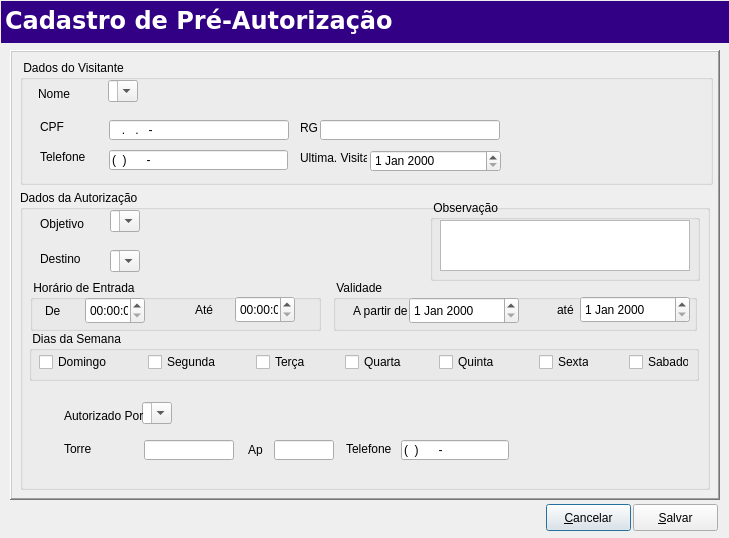
The window that Projects/Blink/Plugins/visit/editpreaut.ui (MarcoBueno1/qrad) describes before a commit, drawn with Qt 5.
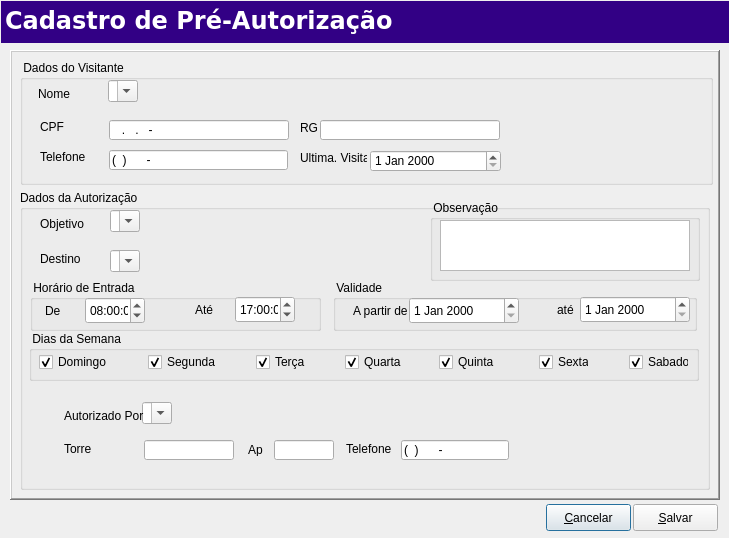
The same window after the commit. Icons and pictures are not drawn. Custom widgets are drawn as their Qt base class.

Diff of the .ui file:
```diff
--- a/Projects/Blink/Plugins/visit/editpreaut.ui
+++ b/Projects/Blink/Plugins/visit/editpreaut.ui
@@ -282,6 +282,13 @@
         <height>27</height>
        </rect>
       </property>
+      <property name="time">
+       <time>
+        <hour>17</hour>
+        <minute>0</minute>
+        <second>0</second>
+       </time>
+      </property>
      </widget>
      <widget class="QTimeEdit" name="TmEdthoraini">
       <property name="geometry">
@@ -292,6 +299,13 @@
         <height>27</height>
        </rect>
       </property>
+      <property name="time">
+       <time>
+        <hour>8</hour>
+        <minute>0</minute>
+        <second>0</second>
+       </time>
+      </property>
      </widget>
      <widget class="QLabel" name="Lblhorafim">
       <property name="geometry">
@@ -403,6 +417,9 @@
       <property name="text">
        <string>Segunda</string>
       </property>
+      <property name="checked">
+       <bool>true</bool>
+      </property>
      </widget>
      <widget class="QCheckBox" name="ChkBxtuesday">
       <property name="geometry">
@@ -416,6 +433,9 @@
       <property name="text">
        <string>Terça</string>
       </property>
+      <property name="checked">
+       <bool>true</bool>
+      </property>
      </widget>
      <widget class="QCheckBox" name="ChkBxwednesday">
       <property name="geometry">
@@ -429,6 +449,9 @@
       <property name="text">
        <string>Quarta</string>
       </property>
+      <property name="checked">
+       <bool>true</bool>
+      </property>
      </widget>
      <widget class="QCheckBox" name="ChkBxthursday">
       <property name="geometry">
@@ -442,6 +465,9 @@
       <property name="text">
        <string>Quinta</string>
       </property>
+      <property name="checked">
+       <bool>true</bool>
+      </property>
      </widget>
      <widget class="QCheckBox" name="ChkBxfriday">
       <property name="geometry">
@@ -455,6 +481,9 @@
       <property name="text">
        <string>Sexta</string>
       </property>
+      <property name="checked">
+       <bool>true</bool>
+      </property>
      </widget>
      <widget class="QCheckBox" name="ChkBxsaturday">
       <property name="geometry">
@@ -468,6 +497,9 @@
       <property name="text">
        <string>Sabado</string>
       </property>
+      <property name="checked">
+       <bool>true</bool>
+      </property>
      </widget>
      <widget class="QCheckBox" name="ChkBxsunday">
       <property name="geometry">
@@ -481,6 +513,9 @@
       <property name="text">
        <string>Domingo</string>
       </property>
+      <property name="checked">
+       <bool>true</bool>
+      </property>
      </widget>
     </widget>
     <widget class="SComboBox" name="CmbBxauthorizer">
```
Left out of the diff: 16 changed lines with no effect on the pictures.
